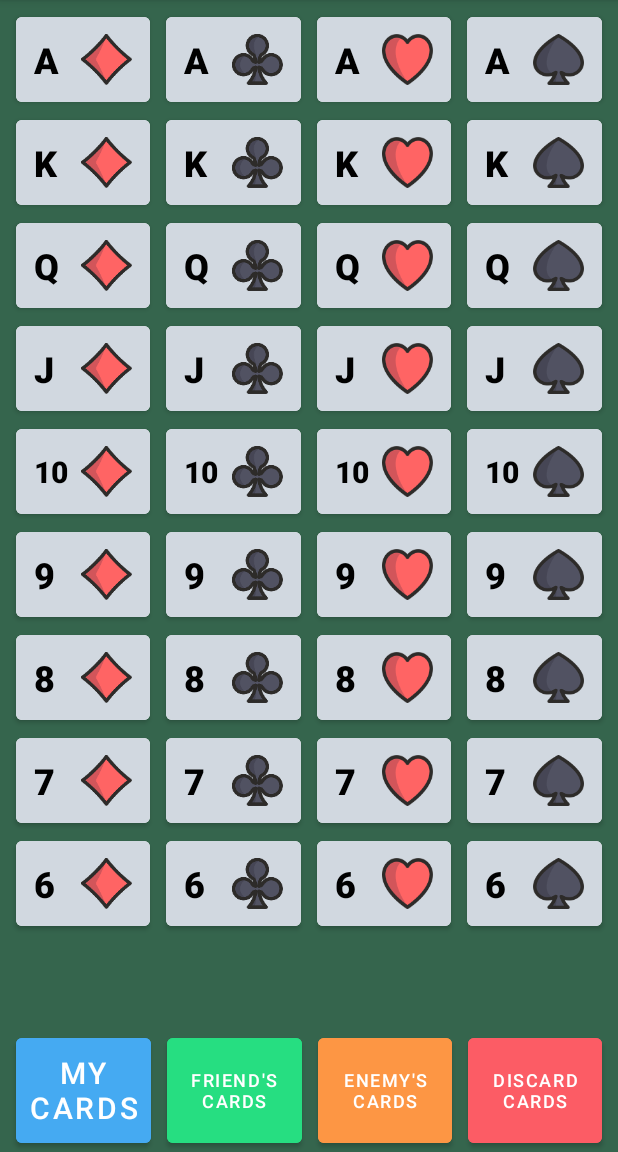
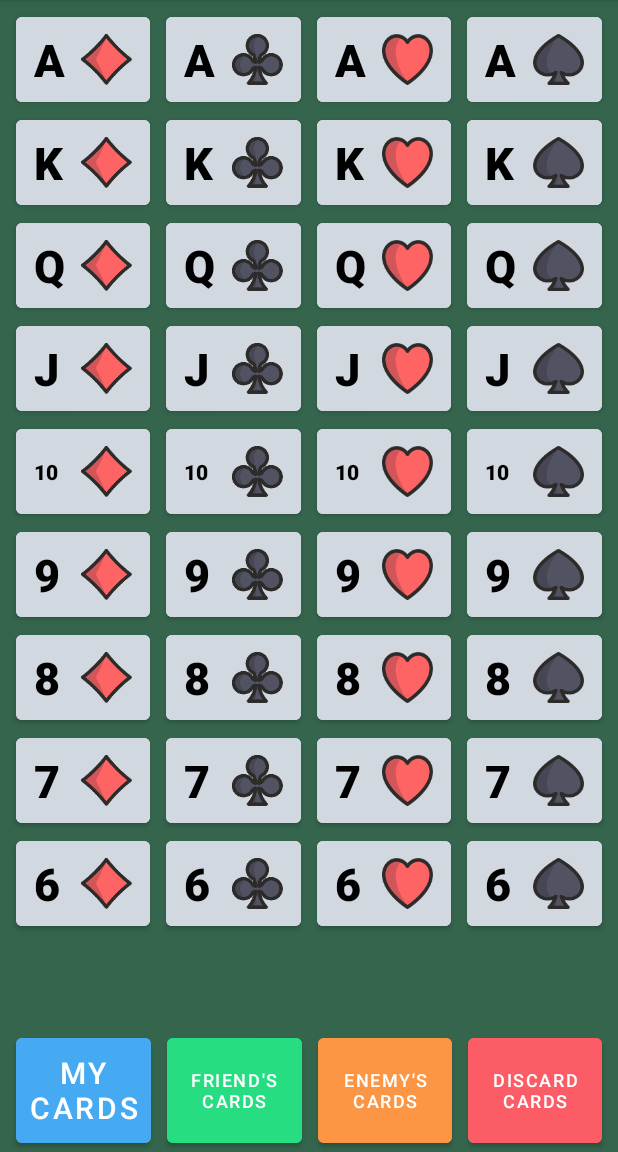
Before and after one commit to mmoschenskikh/durak-helper, an Android app: the screen it shows after launch (MainActivity), on a phone screen of 412 x 824 dp, the part 84-1236 px from its top. Run offline under Robolectric (Android 15) with nearby library versions, the phone set to English and light mode, and no system bars.

Commit message:
Card text sizes changed

```diff
--- a/app/src/main/res/values/auto_size_values.xml
+++ b/app/src/main/res/values/auto_size_values.xml
@@ -10,13 +10,13 @@
         <item>96sp</item>
     </array>
     <array name="auto_size_card_text_sizes">
-        <item>16sp</item>
-        <item>20sp</item>
-        <item>24sp</item>
-        <item>32sp</item>
-        <item>48sp</item>
-        <item>56sp</item>
-        <item>72sp</item>
-        <item>96sp</item>
+        <item>14sp</item>
+        <item>22sp</item>
+        <item>30sp</item>
+        <item>38sp</item>
+        <item>46sp</item>
+        <item>54sp</item>
+        <item>62sp</item>
+        <item>70sp</item>
     </array>
 </resources>
```
